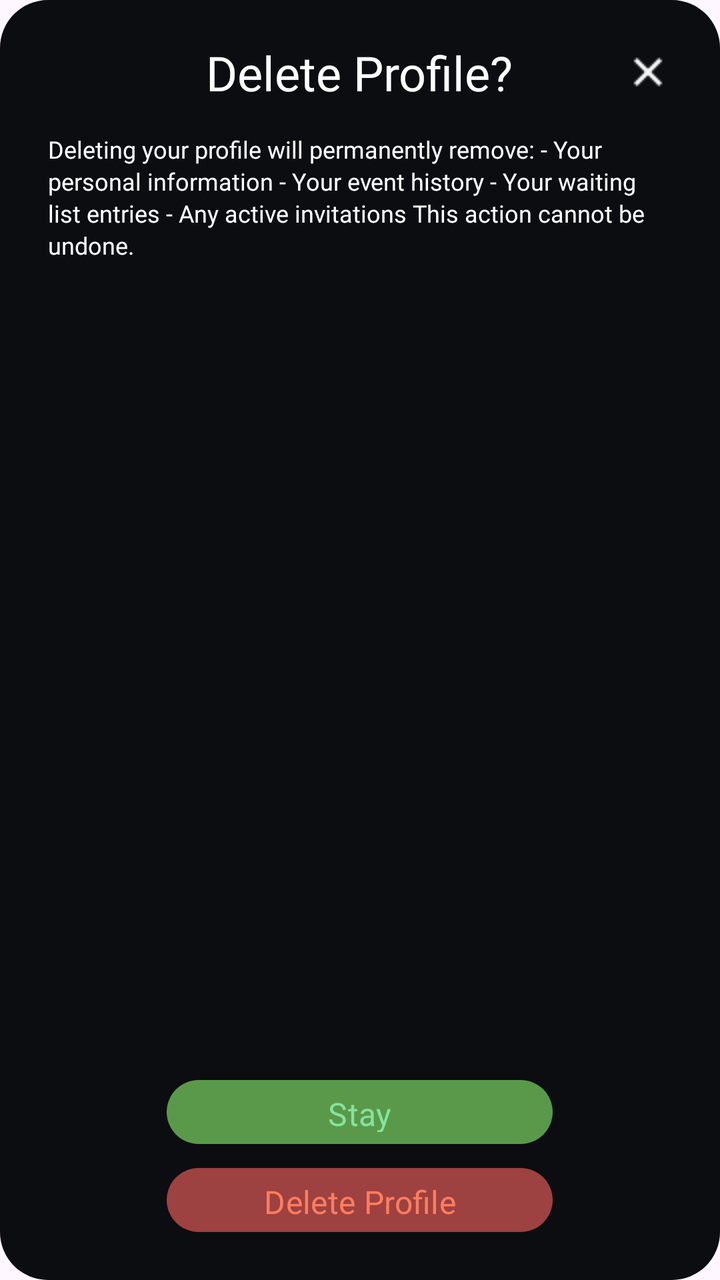
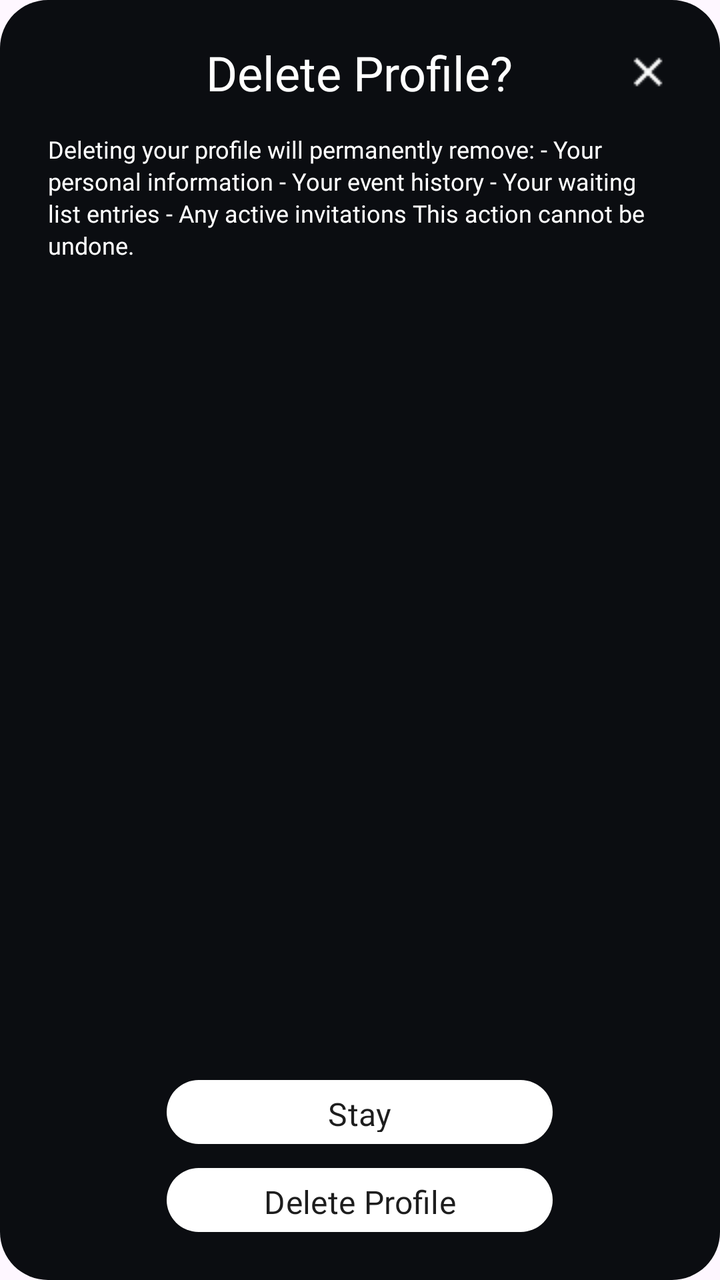

Before-and-after screenshots of an Android layout around one commit, followed by the original layout XML and the change that was made.
<!-- AndroidManifest.xml: application theme Theme.Allot -->
<!-- res/layout/dialog_delete_profile.xml -->
<?xml version="1.0" encoding="utf-8"?>
<LinearLayout xmlns:android="http://schemas.android.com/apk/res/android"
    xmlns:app="http://schemas.android.com/apk/res-auto"
    android:layout_width="342dp"
    android:layout_height="342dp"
    android:background="@drawable/bg_delete_profile_dialog"
    android:gravity="center_horizontal"
    android:orientation="vertical"
    android:paddingStart="24dp"
    android:paddingTop="20dp"
    android:paddingEnd="24dp"
    android:paddingBottom="24dp">

    <FrameLayout
        android:layout_width="match_parent"
        android:layout_height="wrap_content">

        <TextView
            android:id="@+id/deleteProfileDialogTitle"
            android:layout_width="wrap_content"
            android:layout_height="wrap_content"
            android:layout_gravity="center"
            android:fontFamily="@font/varela_round_regular"
            android:text="@string/delete_profile_dialog_title"
            android:textColor="@color/white"
            android:textSize="24sp" />

        <ImageView
            android:id="@+id/closeDeleteDialogButton"
            android:layout_width="24dp"
            android:layout_height="24dp"
            android:layout_gravity="end|center_vertical"
            android:contentDescription="@string/delete_profile_dialog_close"
            android:src="@drawable/clear"
            android:tint="@color/white" />
    </FrameLayout>

    <TextView
        android:id="@+id/deleteProfileDialogMessage"
        android:layout_width="match_parent"
        android:layout_height="0dp"
        android:layout_marginTop="14dp"
        android:layout_weight="1"
        android:fontFamily="@font/varela_round_regular"
        android:lineSpacingExtra="2dp"
        android:text="@string/delete_profile_dialog_message"
        android:textColor="@color/white"
        android:textSize="12sp" />

    <com.google.android.material.button.MaterialButton
        android:id="@+id/stayButton"
        android:layout_width="193dp"
        android:layout_height="32dp"
        android:layout_marginTop="8dp"
        android:fontFamily="@font/varela_round_regular"
        android:insetTop="0dp"
        android:insetBottom="0dp"
        android:minWidth="0dp"
        android:minHeight="0dp"
        android:text="@string/delete_profile_dialog_stay"
        android:textAllCaps="false"
        android:textColor="#FF84E49D"
        android:textSize="16sp"
        app:backgroundTint="#FF5A994A"
        app:cornerRadius="16dp" />

    <com.google.android.material.button.MaterialButton
        android:id="@+id/confirmDeleteProfileButton"
        android:layout_width="193dp"
        android:layout_height="32dp"
        android:layout_marginTop="12dp"
        android:fontFamily="@font/varela_round_regular"
        android:insetTop="0dp"
        android:insetBottom="0dp"
        android:minWidth="0dp"
        android:minHeight="0dp"
        android:text="@string/delete_profile_dialog_confirm"
        android:textAllCaps="false"
        android:textColor="#FFFF7E5D"
        android:textSize="16sp"
        app:backgroundTint="#FF9E4141"
        app:cornerRadius="16dp" />
</LinearLayout>
<!-- resources referenced by this layout -->
<resources>
  <color name="white">#FFFFFFFF</color>
  <!-- drawable bg_delete_profile_dialog (drawable) -->
  <?xml version="1.0" encoding="utf-8"?>
  <shape xmlns:android="http://schemas.android.com/apk/res/android" android:shape="rectangle">
      <solid android:color="#FF0B0D11" />
      <corners android:radius="24dp" />
  </shape>
  <!-- drawable clear: png bitmap (drawable, 240 bytes) -->
  <string name="delete_profile_dialog_close">Close delete profile dialog</string>
  <string name="delete_profile_dialog_confirm">Delete Profile</string>
  <string name="delete_profile_dialog_message">Deleting your profile will permanently remove:
  - Your personal information
  - Your event history
  - Your waiting list entries
  - Any active invitations
  
  This action cannot be undone.</string>
  <string name="delete_profile_dialog_stay">Stay</string>
  <string name="delete_profile_dialog_title">Delete Profile?</string>
  <style name="Theme.Allot" parent="Base.Theme.Allot" />
  <style name="Base.Theme.Allot" parent="Theme.Material3.DayNight.NoActionBar">
          
          
      </style>
</resources>

<!-- the commit's change to res/layout/dialog_delete_profile.xml (unified diff, before → after) -->
@@ -59,9 +59,9 @@
         android:minHeight="0dp"
         android:text="@string/delete_profile_dialog_stay"
         android:textAllCaps="false"
-        android:textColor="#FF84E49D"
+        android:textColor="#1D1D1D"
         android:textSize="16sp"
-        app:backgroundTint="#FF5A994A"
+        app:backgroundTint="#FFFFFFFF"
         app:cornerRadius="16dp" />
 
     <com.google.android.material.button.MaterialButton
@@ -76,8 +76,8 @@
         android:minHeight="0dp"
         android:text="@string/delete_profile_dialog_confirm"
         android:textAllCaps="false"
-        android:textColor="#FFFF7E5D"
+        android:textColor="#1D1D1D"
         android:textSize="16sp"
-        app:backgroundTint="#FF9E4141"
+        app:backgroundTint="#FFFFFFFF"
         app:cornerRadius="16dp" />
 </LinearLayout>
